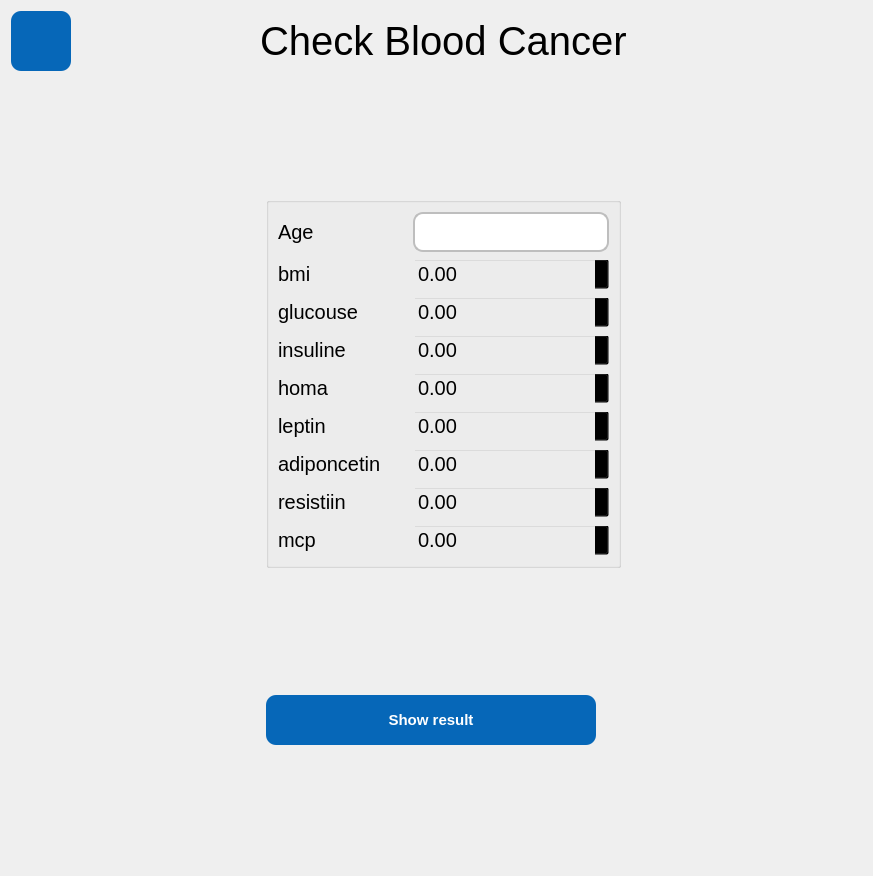
Qt form forms/blood_model.ui (yousefelmesalamy/Illminor) before a commit.
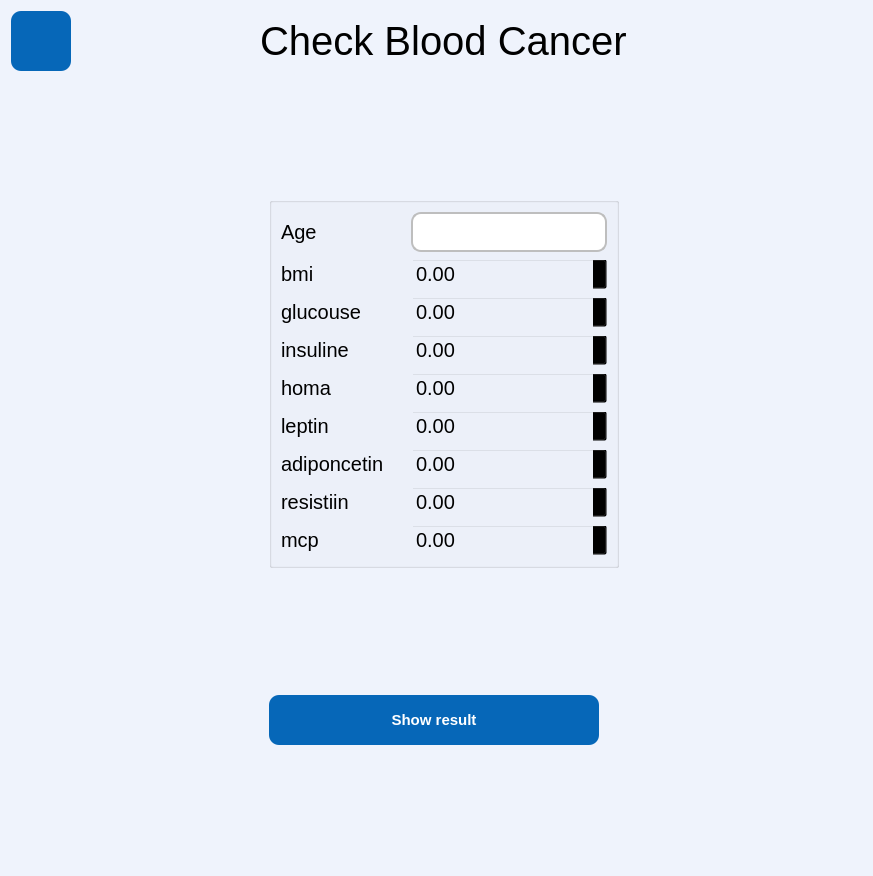
The same form after that commit. Icons and pictures are not drawn.

Commit message: change ui background color and reset urls

The edit to the form file:
```diff
--- a/forms/blood_model.ui
+++ b/forms/blood_model.ui
@@ -14,11 +14,9 @@
    <string>Form</string>
   </property>
   <property name="styleSheet">
-   <string notr="true">
-font-family:Ubuntu;
+   <string notr="true">font-family:Ubuntu;
 font-size: 20px;
-	color:black;
-</string>
+background-color: rgb(239, 243, 252);</string>
   </property>
   <layout class="QGridLayout" name="gridLayout_2">
    <item row="2" column="0" colspan="2">
@@ -242,6 +240,18 @@
    </item>
    <item row="2" column="3">
     <widget class="QGroupBox" name="groupBox_2">
+     <property name="minimumSize">
+      <size>
+       <width>350</width>
+       <height>0</height>
+      </size>
+     </property>
+     <property name="maximumSize">
+      <size>
+       <width>350</width>
+       <height>16777215</height>
+      </size>
+     </property>
      <property name="styleSheet">
       <string notr="true"> border-color:transparent;
 background-color:transparent;</string>
```
The commit also changes 19 other files.
